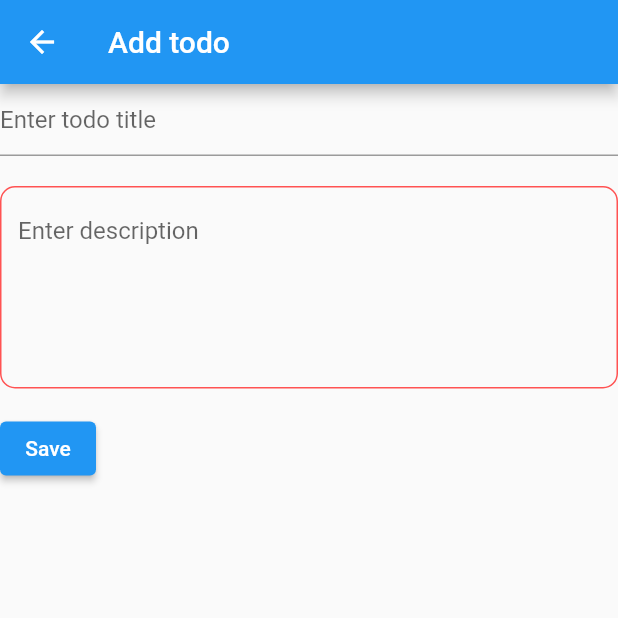
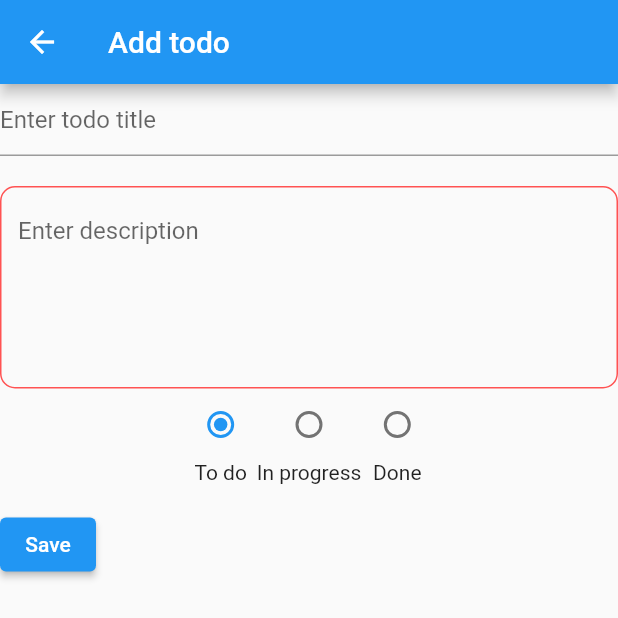
Before and after one commit to gamva101/todo, a Flutter app: the screen it shows after launch, after a tap on the "add" icon, on a phone screen of 412 x 824 dp. Shown: the top 618 px of the screen. Run offline on Flutter 3.47's test engine with Material 2 defaults, Android fonts, the phone set to English and light mode, and no system bars; our stand-ins replace fluttertoast, sqflite; accounts and stored records are empty.

Commit message:
[#2] set todo state

```diff
--- a/lib/data/todo_bloc.dart
+++ b/lib/data/todo_bloc.dart
@@ -1,7 +1,7 @@
 import 'dart:async';
 
 import 'package:todo/data/todo_repository.dart';
-import 'package:todo/todo_model.dart';
+import 'package:todo/model/todo_model.dart';
 
 class TodoBloc {
   final TodoRepository _todoRepository;
--- a/lib/data/todo_dao.dart
+++ b/lib/data/todo_dao.dart
@@ -1,5 +1,5 @@
 import 'package:todo/data/database.dart';
-import 'package:todo/todo_model.dart';
+import 'package:todo/model/todo_model.dart';
 
 class TodoDao {
   final dbProvider = DatabaseProvider.provder;
--- a/lib/data/todo_repository.dart
+++ b/lib/data/todo_repository.dart
@@ -1,5 +1,5 @@
 import 'package:todo/data/todo_dao.dart';
-import 'package:todo/todo_model.dart';
+import 'package:todo/model/todo_model.dart';
 
 class TodoRepository {
   final TodoDao _todoDao;
--- a/lib/todo_model.dart
+++ b/lib/model/todo_model.dart
@@ -1,3 +1,5 @@
+import 'package:todo/model/todo_state.dart';
+
 class TodoModel {
   int? _id;
   String _title;
@@ -32,8 +34,6 @@ class TodoModel {
       };
 }
 
-enum TodoState { todo, inProgress, done }
-
 int getTodoStateValue(TodoState state) {
   switch (state) {
     case TodoState.todo:
--- /dev/null
+++ b/lib/model/todo_state.dart
@@ -0,0 +1 @@
+enum TodoState { todo, inProgress, done }
--- a/lib/todo_list.dart
+++ b/lib/todo_list.dart
@@ -1,6 +1,5 @@
 import 'package:flutter/material.dart';
 import 'package:todo/todo_list_page.dart';
-import 'package:todo/todo_model.dart';
 
 class TodoListApp extends StatefulWidget {
   @override
@@ -10,7 +9,7 @@ class TodoListApp extends StatefulWidget {
 class _TodoListAppState extends State<TodoListApp> {
   final List<TabItem> _tabItems = [
     TabItem("Todo", Icons.clear),
-    TabItem("Todo History", Icons.loop),
+    TabItem("In Progress", Icons.loop),
     TabItem("Done", Icons.check)
   ];
 
--- a/lib/todo_list_page.dart
+++ b/lib/todo_list_page.dart
@@ -1,12 +1,12 @@
 import 'dart:developer';
-
 import 'package:flutter/material.dart';
 import 'package:todo/data/todo_bloc.dart';
 import 'package:todo/data/todo_dao.dart';
 import 'package:todo/data/todo_repository.dart';
-import 'package:todo/todo_model.dart';
+import 'package:todo/model/todo_model.dart';
 import 'package:intl/intl.dart';
 import 'package:fluttertoast/fluttertoast.dart';
+import 'package:todo/model/todo_state.dart';
 import 'package:todo/ui/add/add.dart';
 
 class TodoListPage extends StatefulWidget {
@@ -125,6 +125,8 @@ class _TodoListPageState extends State<TodoListPage> {
         Text(todoModel.getTitle(),
             style: TextStyle(fontSize: 24.0, color: Colors.blue)),
         Divider(thickness: 8.0, height: 8.0, color: Colors.transparent),
+        Text(todoModel.getDescription(),
+            style: TextStyle(fontSize: 18.0, color: Colors.grey)),
         Text(DateFormat(TODO_DATE_FORMAT).format(todoModel.getCreatedTime()),
             style: TextStyle(fontSize: 18.0, color: Colors.blueGrey)),
       ],
--- a/lib/ui/add/add.dart
+++ b/lib/ui/add/add.dart
@@ -2,7 +2,8 @@ import 'dart:developer';
 
 import 'package:flutter/material.dart';
 import 'package:todo/data/todo_bloc.dart';
-import 'package:todo/todo_model.dart';
+import 'package:todo/model/todo_model.dart';
+import 'package:todo/model/todo_state.dart';
 
 class AddPage extends StatefulWidget {
   TodoBloc _todoBloc;
@@ -22,15 +23,15 @@ class _AddPageState extends State<AddPage> {
     String title =
         widget._todoModel.getId() != null ? 'Update todo' : 'Add todo';
     return Scaffold(
-      appBar: AppBar(title: Text(title)),
-      body: _createTitleForm(),
-    );
+        appBar: AppBar(title: Text(title)), body: _createTitleForm());
   }
 
   Widget _createTitleForm() {
     final GlobalKey<FormState> _formKey = GlobalKey<FormState>();
     TodoModel? _todoModel = widget._todoModel;
-    bool isEdit = _todoModel.getId() != null;
+    bool _isEdit = _todoModel.getId() != null;
+    TodoState _state = _todoModel.getTodoState();
+
     return Form(
       key: _formKey,
       child: Column(
@@ -69,6 +70,49 @@ class _AddPageState extends State<AddPage> {
             },
             initialValue: _todoModel.getDescription(),
           ),
+          Row(
+              mainAxisAlignment: MainAxisAlignment.center,
+              crossAxisAlignment: CrossAxisAlignment.center,
+              children: [
+                Column(children: [
+                  Radio(
+                      value: TodoState.todo,
+                      groupValue: _state,
+                      onChanged: (TodoState? value) {
+                        setState(() {
+                          _state = value!;
+                          _todoModel.setTodoState(_state);
+                        });
+                      }),
+                  Text('To do')
+                ]),
+                Column(children: [
+                  Radio(
+                      value: TodoState.inProgress,
+                      groupValue: _state,
+                      onChanged: (TodoState? value) {
+                        log('set state ' + value.toString());
+                        setState(() {
+                          _state = value!;
+                          _todoModel.setTodoState(_state);
+                        });
+                      }),
+                  Text('In progress')
+                ]),
+                Column(children: [
+                  Radio(
+                      value: TodoState.done,
+                      groupValue: _state,
+                      onChanged: (TodoState? value) {
+                        log('set state ' + value.toString());
+                        setState(() {
+                          _state = value!;
+                          _todoModel.setTodoState(_state);
+                        });
+                      }),
+                  Text('Done')
+                ]),
+              ]),
           Padding(
             padding: const EdgeInsets.symmetric(vertical: 16.0),
             child: ElevatedButton(
@@ -77,8 +121,8 @@ class _AddPageState extends State<AddPage> {
                 // the form is invalid.
                 if (_formKey.currentState!.validate()) {
                   // Process data.
-                  log('isEdit ' + isEdit.toString());
-                  if (isEdit) {
+                  log('isEdit ' + _isEdit.toString());
+                  if (_isEdit) {
                     _updateTodo(_todoModel);
                   } else {
                     _addNewTodo(_todoModel);
```
